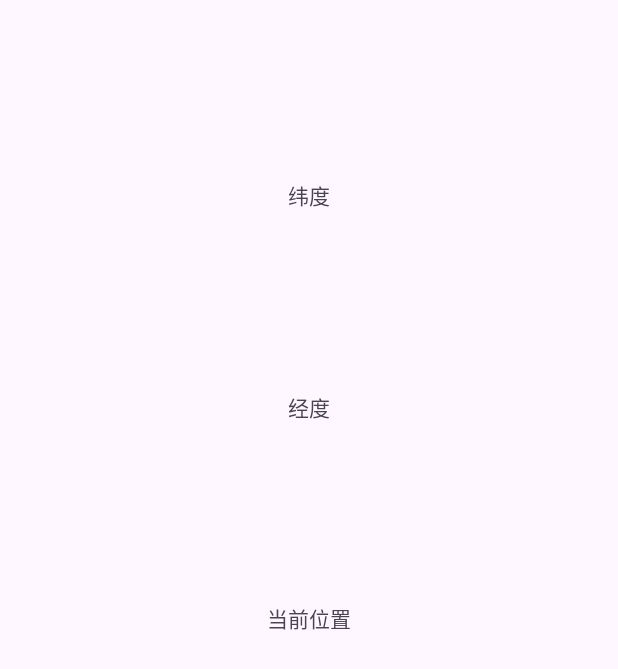
After one commit to kinyubing/bing-everywhere-app, an Android app: the GPSActivity screen opened directly, with no data from a screen before it, on a phone screen of 412 x 824 dp. The commit adds this screen. Shown: the top 669 px of the screen. Run offline under Robolectric (Android 15) with nearby library versions, the phone set to English and light mode, and no system bars.

Commit message:
司机获取位置

```diff
--- /dev/null
+++ b/app/src/main/java/cn/edu/hrbcu/everywhereapp/activity/GPSActivity.java
@@ -0,0 +1,191 @@
+package cn.edu.hrbcu.everywhereapp.activity;
+
+import android.Manifest;
+import android.annotation.SuppressLint;
+import android.content.Context;
+import android.content.Intent;
+import android.content.pm.PackageManager;
+import android.location.Address;
+import android.location.Geocoder;
+import android.location.Location;
+import android.location.LocationListener;
+import android.location.LocationManager;
+import android.os.Bundle;
+import android.os.Handler;
+import android.os.Message;
+import android.provider.Settings;
+import android.util.Log;
+import android.widget.TextView;
+import android.widget.Toast;
+
+import androidx.annotation.NonNull;
+import androidx.appcompat.app.AppCompatActivity;
+import androidx.core.app.ActivityCompat;
+
+import java.io.IOException;
+import java.util.List;
+import java.util.Locale;
+
+import cn.edu.hrbcu.everywhereapp.R;
+import cn.edu.hrbcu.everywhereapp.adapter.BusAdapter;
+import cn.edu.hrbcu.everywhereapp.entity.BusLocation;
+import okhttp3.Call;
+import okhttp3.OkHttpClient;
+import okhttp3.Request;
+import okhttp3.Response;
+
+public class GPSActivity extends AppCompatActivity implements LocationListener {
+
+
+    // 定义TextView
+    private TextView nowAddress;
+    private TextView lat;
+    private TextView lon;
+    // 定义双精度类型的经纬度
+    private Double longitude,latitude;
+    // 定义位置管理器
+    private LocationManager locationManager;
+    private final String host = "82.156.113.196";
+    private String currentBus = "工大线";
+    OkHttpClient okHttpClient = null;
+    private boolean isGPSEnabled;
+    private String locationType;
+
+    Handler handler = new Handler(){
+        @Override
+        public void handleMessage(@NonNull Message msg) {
+            //super.handleMessage(msg);
+            switch (msg.what){
+                case 0:
+                    Request request = (Request)msg.obj;
+                    new Thread(new Runnable() {
+                        @Override
+                        public void run() {
+                            okHttpClient.newCall(request).enqueue(new okhttp3.Callback() {
+                                @Override
+                                public void onFailure(@NonNull Call call, @NonNull IOException e) {
+
+                                }
+
+                                @Override
+                                public void onResponse(@NonNull Call call, @NonNull Response response) throws IOException {
+                                    String responseBody= response.body().string();
+                                    Log.i("linyubingGPS",responseBody);
+                                    Toast.makeText(GPSActivity.this, "发送成功", Toast.LENGTH_SHORT).show();
+                                }
+                            });
+                        }
+                    }).start();
+                    break;
+            }
+
+        }
+    };
+
+    @Override
+    protected void onCreate(Bundle savedInstanceState) {
+        super.onCreate(savedInstanceState);
+        setContentView(R.layout.activity_gpsactivity);
+        // 得到对应视图ID
+        nowAddress = findViewById(R.id.tv_nowAddress);
+        lat = findViewById(R.id.tv_latitude);
+        lon = findViewById(R.id.tv_longitude);
+
+        // 判断当前是否拥有使用GPS的权限
+        if (ActivityCompat.checkSelfPermission(GPSActivity.this, Manifest.permission.ACCESS_FINE_LOCATION) != PackageManager.PERMISSION_GRANTED)
+        {
+            // 申请权限
+            ActivityCompat.requestPermissions(GPSActivity.this, new String[] {Manifest.permission.ACCESS_FINE_LOCATION}, 100);
+        }
+
+        //获取当前设备的位置信息
+        getLocation();
+        /*
+        或者这样子也是可以的
+        // 获取当前位置管理器
+        locationManager = (LocationManager) getSystemService(Context.LOCATION_SERVICE);
+        // 启动位置请求
+        locationManager.requestLocationUpdates(LocationManager.NETWORK_PROVIDER, 0, 0, MainActivity.this);
+        */
+    }
+    @SuppressLint("MissingPermission")
+    private void getLocation() {
+        // 获取当前位置管理器
+        locationManager = (LocationManager) getSystemService(Context.LOCATION_SERVICE);
+        // 启动位置请求
+        // LocationManager.GPS_PROVIDER GPS定位
+        // LocationManager.NETWORK_PROVIDER 网络定位
+        // LocationManager.PASSIVE_PROVIDER 被动接受定位信息
+        locationManager.requestLocationUpdates(LocationManager.PASSIVE_PROVIDER, 1000, 0, GPSActivity.this);
+    }
+
+
+    // 当位置改变时执行，除了移动设置距离为 0时
+    @Override
+    public void onLocationChanged(@NonNull Location location) {
+
+        // 获取当前纬度
+        latitude = location.getLatitude();
+        // 获取当前经度
+        longitude = location.getLongitude();
+        latitude=Double.parseDouble(String.valueOf(latitude).replace("-",""));
+        longitude=Double.parseDouble(String.valueOf(longitude).replace("-",""));
+        lat.setText("纬度：" + latitude);
+        lon.setText("经度：" + longitude);
+        // 定义位置解析
+        Geocoder geocoder = new Geocoder(GPSActivity.this, Locale.getDefault());
+        try {
+            // 获取经纬度对于的位置
+            // getFromLocation(纬度, 经度, 最多获取的位置数量)
+            List<Address> addresses = geocoder.getFromLocation(latitude, longitude, 1);
+            // 得到第一个经纬度位置解析信息
+            Address address = addresses.get(0);
+            // 获取到详细的当前位置
+            // Address里面还有很多方法你们可以自行实现去尝试。比如具体省的名称、市的名称...
+            String info = address.getAddressLine(0) + // 获取国家名称
+                    address.getAddressLine(1) + // 获取省市县(区)
+                    address.getAddressLine(2);  // 获取镇号(地址名称)
+            // 赋值
+            nowAddress.setText(info);
+        } catch (IOException e) {
+            e.printStackTrace();
+        }
+        // 移除位置管理器
+        // 需要一直获取位置信息可以去掉这个
+       // locationManager.removeUpdates(this);
+        // 收到GPS的数据(传递currentBus)
+        //获取传递过来的busname
+        currentBus= getIntent().getStringExtra("currentBus");
+        String url = "http://" + host + "/Bus/updateBus" + "?busname="
+                + currentBus + "&longtitude=" + longitude
+                + "&latitude=" + latitude;
+
+        Request request = new Request.Builder()
+                .url(url)
+                .build();
+        Message msg = new Message();
+        msg.what = 1;
+        msg.obj = request;
+        handler.sendMessage(msg);
+    }
+    //以下为回调函数
+    // 当前定位提供者状态
+    @Override
+    public void onStatusChanged(String provider, int status, Bundle extras) {
+        Log.e("onStatusChanged", provider);
+    }
+
+    // 任意定位提供者启动执行
+    @Override
+    public void onProviderEnabled(@NonNull String provider) {
+        Log.e("onProviderEnabled", provider);
+    }
+
+    // 任意定位提供者关闭执行
+    @Override
+    public void onProviderDisabled(@NonNull String provider) {
+        Log.e("onProviderDisabled", provider);
+    }
+
+
+}
--- /dev/null
+++ b/app/src/main/res/layout/activity_gpsactivity.xml
@@ -0,0 +1,37 @@
+<?xml version="1.0" encoding="utf-8"?>
+<androidx.constraintlayout.widget.ConstraintLayout xmlns:android="http://schemas.android.com/apk/res/android"
+    xmlns:app="http://schemas.android.com/apk/res-auto"
+    xmlns:tools="http://schemas.android.com/tools"
+    android:layout_width="match_parent"
+    android:layout_height="match_parent">
+
+    <TextView
+        android:id="@+id/tv_latitude"
+        android:layout_width="wrap_content"
+        android:layout_height="wrap_content"
+        android:text="纬度"
+        app:layout_constraintBottom_toTopOf="@+id/tv_longitude"
+        app:layout_constraintLeft_toLeftOf="parent"
+        app:layout_constraintRight_toRightOf="parent"
+        app:layout_constraintTop_toTopOf="parent" />
+    <TextView
+        android:id="@+id/tv_longitude"
+        android:layout_width="wrap_content"
+        android:layout_height="wrap_content"
+        android:text="经度"
+        app:layout_constraintBottom_toTopOf="@+id/tv_nowAddress"
+        app:layout_constraintLeft_toLeftOf="parent"
+        app:layout_constraintRight_toRightOf="parent"
+        app:layout_constraintTop_toBottomOf="@id/tv_latitude" />
+
+    <TextView
+        android:id="@+id/tv_nowAddress"
+        android:layout_width="wrap_content"
+        android:layout_height="wrap_content"
+        android:text="当前位置"
+        app:layout_constraintBottom_toBottomOf="parent"
+        app:layout_constraintLeft_toLeftOf="parent"
+        app:layout_constraintRight_toRightOf="parent"
+        app:layout_constraintTop_toTopOf="parent" />
+
+</androidx.constraintlayout.widget.ConstraintLayout>
```
Also changed, not shown: app/src/main/AndroidManifest.xml (+37 -6 lines), app/src/main/java/cn/edu/hrbcu/everywhereapp/activity/DriverActivity.java (+54 -94 lines), app/src/main/java/cn/edu/hrbcu/everywhereapp/activity/DriverTestActivity.java (added, +283 -0 lines).
